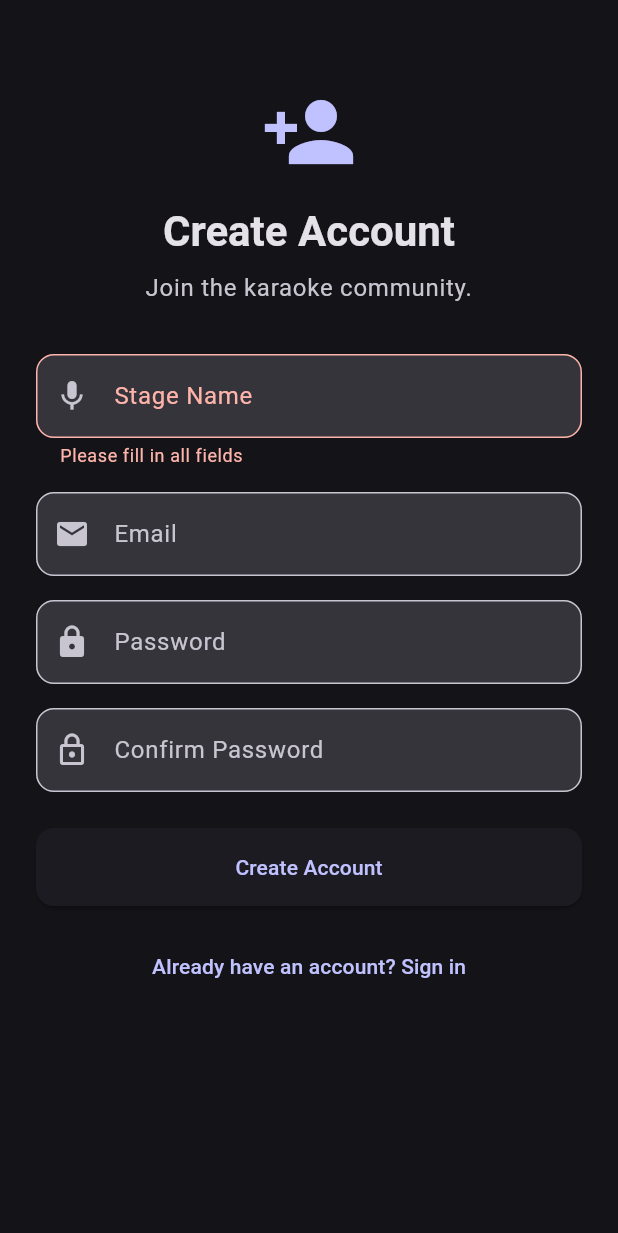
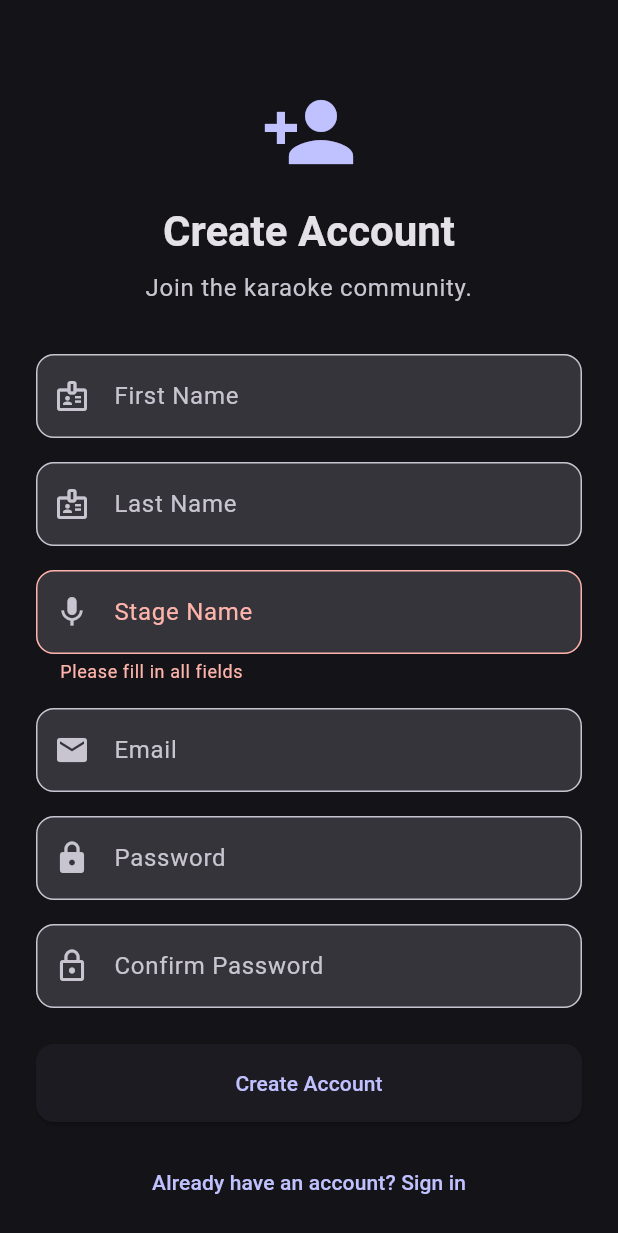
Before and after one commit to Garenthino/ScalesMobile, a Flutter app: the RegisterScreen screen opened by its route, after a tap on "Create Account", on a phone screen of 412 x 824 dp. Shown: the top 1233 px of the screen. Run offline on Flutter 3.47's test engine with Material 3 defaults, Android fonts, the phone set to English and light mode, and no system bars; our stand-ins replace dio, firebase_core, firebase_messaging, flutter_local_notifications, flutter_riverpod, go_router and 3 more; missing offline and left inert: flutter_stripe, mobile_scanner; accounts and stored records are empty; network calls fail.

Commit message:
feat(profile): mobile first/last name registration, profile sync with backend
- Register screen collects first_name and last_name; sends to /accounts/register

- Fix VenueAuthResult to read singer_id from venue join response

- SingerProfile entity includes firstName, lastName, realName

- Edit profile screen persists first/last name, pronouns, phone, bio, social links

- Profile screen displays real name + pronouns

- Enable core library desugaring for flutter_local_notifications release build

- Update unit/widget tests for new fields

```diff
--- a/lib/data/repositories/auth_repository.dart
+++ b/lib/data/repositories/auth_repository.dart
@@ -46,7 +46,7 @@ class VenueAuthResult {
     return VenueAuthResult(
       accessToken: json['access_token'] as String,
       refreshToken: json['refresh_token'] as String,
-      singerId: json['account_id'] as String,
+      singerId: json['singer_id'] as String? ?? json['account_id'] as String,
       venueId: '', // populated by caller
       expiresIn: json['expires_in'] as int,
     );
@@ -68,7 +68,8 @@ class AccountAuthRepository {
     required String email,
     required String password,
     required String stageName,
-    String? realName,
+    String? firstName,
+    String? lastName,
     String? pronouns,
     String? phone,
     String? bio,
@@ -79,7 +80,8 @@ class AccountAuthRepository {
         'email': email,
         'password': password,
         'stage_name': stageName,
-        'real_name': realName,
+        'first_name': firstName,
+        'last_name': lastName,
         'pronouns': pronouns,
         'phone': phone,
         'bio': bio,
--- a/lib/data/repositories/singer_profile_repository.dart
+++ b/lib/data/repositories/singer_profile_repository.dart
@@ -4,6 +4,19 @@ import 'package:scales_mobile/core/constants/app_constants.dart';
 import 'package:scales_mobile/domain/entities/singer_profile.dart';
 import 'package:scales_mobile/domain/repositories/singer_repository.dart';
 import 'package:scales_mobile/services/venue_storage.dart';
+
+/// Exception thrown when a profile update violates a venue-scoped uniqueness
+/// constraint (e.g. stage name already taken in this venue).
+class StageNameTakenException implements Exception {
+  final String stageName;
+  final String? message;
+
+  const StageNameTakenException(this.stageName, {this.message});
+
+  @override
+  String toString() =>
+      message ?? 'Stage name "$stageName" is already taken at this venue.';
+}
 
 /// Real implementation of singer profile repository backed by the Scales API.
 class SingerProfileRepositoryImpl implements SingerProfileRepository {
@@ -78,6 +91,8 @@ class SingerProfileRepositoryImpl implements SingerProfileRepository {
       id: data['id'] as String? ?? '',
       name: data['stage_name'] as String? ?? data['name'] as String? ?? 'Unknown',
       realName: data['real_name'] as String?,
+      firstName: data['first_name'] as String?,
+      lastName: data['last_name'] as String?,
       pronouns: data['pronouns'] as String?,
       phone: data['phone'] as String?,
       bio: data['bio'] as String?,
@@ -204,6 +219,8 @@ class SingerProfileRepositoryImpl implements SingerProfileRepository {
   Future<SingerProfile> updateMyProfile({
     String? stageName,
     String? realName,
+    String? firstName,
+    String? lastName,
     String? pronouns,
     String? phone,
     String? bio,
@@ -217,7 +234,16 @@ class SingerProfileRepositoryImpl implements SingerProfileRepository {
     }
     final body = <String, dynamic>{};
     if (stageName != null) body['stage_name'] = stageName;
-    if (realName != null) body['real_name'] = realName;
+    final derivedRealName = [firstName, lastName]
+        .where((s) => s != null && s.isNotEmpty)
+        .join(' ');
+    if (derivedRealName.isNotEmpty) {
+      body['first_name'] = firstName;
+      body['last_name'] = lastName;
+      body['real_name'] = derivedRealName;
+    } else if (realName != null && realName.isNotEmpty) {
+      body['real_name'] = realName;
+    }
     if (pronouns != null) body['pronouns'] = pronouns;
     if (phone != null) body['phone'] = phone;
     if (bio != null) body['bio'] = bio;
@@ -243,10 +269,18 @@ class SingerProfileRepositoryImpl implements SingerProfileRepository {
         final data = response.data as Map<String, dynamic>;
         return _mapSingerProfile(data);
       }
+      if (response.statusCode == 409) {
+        final detail = (response.data as Map<String, dynamic>?)?['detail'] as String?;
+        throw StageNameTakenException(stageName ?? '', message: detail);
+      }
       throw Exception('Failed to update profile: ${response.statusCode}');
     } on DioException catch (e) {
       if (e.response?.statusCode == 401) {
         throw Exception('Session expired. Please sign in again.');
+      }
+      if (e.response?.statusCode == 409) {
+        final detail = (e.response?.data as Map<String, dynamic>?)?['detail'] as String?;
+        throw StageNameTakenException(stageName ?? '', message: detail);
       }
       rethrow;
     }
--- a/lib/domain/repositories/singer_repository.dart
+++ b/lib/domain/repositories/singer_repository.dart
@@ -13,6 +13,8 @@ abstract class SingerProfileRepository {
   Future<SingerProfile> updateMyProfile({
     String? stageName,
     String? realName,
+    String? firstName,
+    String? lastName,
     String? pronouns,
     String? phone,
     String? bio,
--- a/lib/presentation/screens/auth/register_screen.dart
+++ b/lib/presentation/screens/auth/register_screen.dart
@@ -13,6 +13,8 @@ class RegisterScreen extends ConsumerStatefulWidget {
 }
 
 class _RegisterScreenState extends ConsumerState<RegisterScreen> {
+  final _firstNameCtrl = TextEditingController();
+  final _lastNameCtrl = TextEditingController();
   final _stageNameCtrl = TextEditingController();
   final _emailCtrl = TextEditingController();
   final _passwordCtrl = TextEditingController();
@@ -22,6 +24,8 @@ class _RegisterScreenState extends ConsumerState<RegisterScreen> {
 
   @override
   void dispose() {
+    _firstNameCtrl.dispose();
+    _lastNameCtrl.dispose();
     _stageNameCtrl.dispose();
     _emailCtrl.dispose();
     _passwordCtrl.dispose();
@@ -30,12 +34,14 @@ class _RegisterScreenState extends ConsumerState<RegisterScreen> {
   }
 
   Future<void> _register() async {
+    final firstName = _firstNameCtrl.text.trim();
+    final lastName = _lastNameCtrl.text.trim();
     final stageName = _stageNameCtrl.text.trim();
     final email = _emailCtrl.text.trim();
     final password = _passwordCtrl.text;
     final confirm = _confirmPasswordCtrl.text;
 
-    if (stageName.isEmpty || email.isEmpty || password.isEmpty) {
+    if (firstName.isEmpty || lastName.isEmpty || stageName.isEmpty || email.isEmpty || password.isEmpty) {
       setState(() => _error = 'Please fill in all fields');
       return;
     }
@@ -62,6 +68,8 @@ class _RegisterScreenState extends ConsumerState<RegisterScreen> {
         email: email,
         password: password,
         stageName: stageName,
+        firstName: firstName,
+        lastName: lastName,
       );
 
       // Persist global account token
@@ -127,6 +135,30 @@ class _RegisterScreenState extends ConsumerState<RegisterScreen> {
                 ),
               ),
               const SizedBox(height: 32),
+              TextField(
+                controller: _firstNameCtrl,
+                textCapitalization: TextCapitalization.words,
+                decoration: InputDecoration(
+                  labelText: 'First Name',
+                  prefixIcon: const Icon(Icons.badge_outlined),
+                  border: OutlineInputBorder(
+                    borderRadius: BorderRadius.circular(12),
+                  ),
+                ),
+              ),
+              const SizedBox(height: 16),
+              TextField(
+                controller: _lastNameCtrl,
+                textCapitalization: TextCapitalization.words,
+                decoration: InputDecoration(
+                  labelText: 'Last Name',
+                  prefixIcon: const Icon(Icons.badge_outlined),
+                  border: OutlineInputBorder(
+                    borderRadius: BorderRadius.circular(12),
+                  ),
+                ),
+              ),
+              const SizedBox(height: 16),
               TextField(
                 controller: _stageNameCtrl,
                 textCapitalization: TextCapitalization.words,
```
Also changed, not shown: lib/domain/entities/singer_profile.dart (+11 -1 lines), lib/presentation/screens/singer/edit_profile_screen.dart (+61 -11 lines), lib/presentation/screens/singer/singer_profile_screen.dart (+10 -0 lines), 4 other files.
